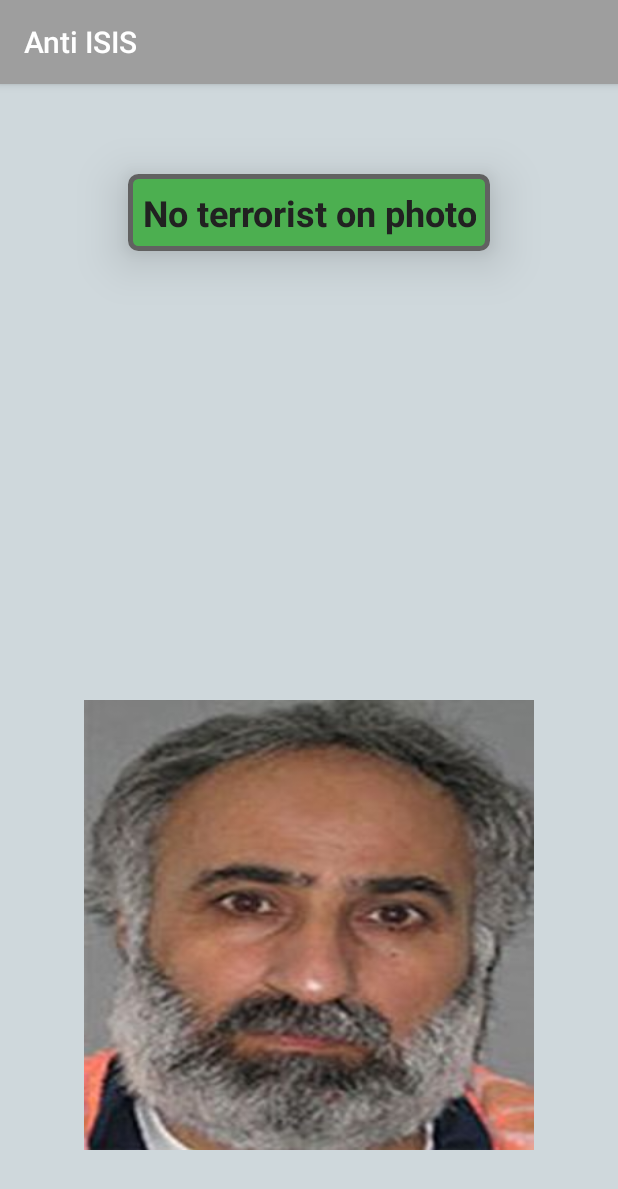
After one commit to dmitrysenkovich/ISISAlarm, an Android app: the NotDetectedActivity screen opened directly, with no data from a screen before it, on a phone screen of 412 x 824 dp. The commit adds this screen. Shown: the top 1189 px of the screen. Run offline under Robolectric (Android 15) with nearby library versions, the phone set to English and light mode, and no system bars.

Commit message:
added terrorists web pages

```diff
--- a/app/src/main/AndroidManifest.xml
+++ b/app/src/main/AndroidManifest.xml
@@ -3,7 +3,9 @@
     package="com.bottles.five.isisalarm" >
 
     <uses-permission android:name="android.permission.WRITE_EXTERNAL_STORAGE" />
+
     <uses-feature android:name="android.hardware.camera" />
+
     <uses-permission android:name="android.permission.INTERNET" />
     <uses-permission android:name="android.permission.CALL_PHONE" />
 
@@ -27,6 +29,10 @@
         </activity>
         <activity android:name=".AboutActivity" >
         </activity>
+        <activity android:name=".DetectedActivity" >
+        </activity>
+        <activity android:name=".NotDetectedActivity" >
+        </activity>
     </application>
 
 </manifest>
--- /dev/null
+++ b/app/src/main/java/com/bottles/five/isisalarm/NotDetectedActivity.java
@@ -0,0 +1,22 @@
+package com.bottles.five.isisalarm;
+
+import android.os.Bundle;
+import android.support.v7.app.AppCompatActivity;
+import android.widget.ImageView;
+
+public class NotDetectedActivity extends AppCompatActivity {
+    ImageView imageView;
+
+    @Override
+    protected void onCreate(Bundle savedInstanceState) {
+        super.onCreate(savedInstanceState);
+        setContentView(R.layout.activity_not_detected);
+
+        /*Bundle b = getIntent().getExtras();
+        String filename = b.getString("filename");
+
+        imageView = (ImageView) findViewById(R.id.not_detected_image);
+        Bitmap file = StorageUtils.getPhotoByName(filename);
+        imageView.setImageBitmap(file);*/
+    }
+}
--- /dev/null
+++ b/app/src/main/res/drawable/not_detected_rounded_corner.xml
@@ -0,0 +1,30 @@
+<?xml version="1.0" encoding="utf-8"?>
+<shape
+    xmlns:android="http://schemas.android.com/apk/res/android"
+    android:shape="rectangle" >
+
+    <!-- view background color -->
+    <solid
+        android:color="@color/green" >
+    </solid>
+
+    <!-- view border color and width -->
+    <stroke
+        android:width="3dp"
+        android:color="@color/colorPrimaryDark" >
+    </stroke>
+
+    <!-- If you want to add some padding -->
+    <padding
+        android:left="4dp"
+        android:top="4dp"
+        android:right="4dp"
+        android:bottom="4dp"    >
+    </padding>
+
+    <!-- Here is the corner radius -->
+    <corners
+        android:radius="5dp"   >
+    </corners>
+
+</shape>
--- /dev/null
+++ b/app/src/main/res/layout/activity_not_detected.xml
@@ -0,0 +1,47 @@
+<?xml version="1.0" encoding="utf-8"?>
+<RelativeLayout xmlns:android="http://schemas.android.com/apk/res/android"
+    xmlns:tools="http://schemas.android.com/tools"
+    android:layout_width="match_parent"
+    android:layout_height="match_parent"
+    android:paddingLeft="@dimen/activity_horizontal_margin"
+    android:paddingRight="@dimen/activity_horizontal_margin"
+    android:paddingTop="@dimen/activity_vertical_margin"
+    android:paddingBottom="@dimen/activity_vertical_margin"
+    android:background="@color/detectedBackground"
+    tools:context="com.bottles.five.isisalarm.DetectedActivity">
+
+    <LinearLayout
+        android:layout_width="wrap_content"
+        android:layout_height="wrap_content"
+        android:background="@drawable/not_detected_rounded_corner"
+        android:elevation="20dp"
+        android:layout_alignParentTop="true"
+        android:layout_centerHorizontal="true"
+        android:layout_marginTop="44dp">
+
+        <TextView
+            android:layout_width="match_parent"
+            android:layout_height="match_parent"
+            android:text="@string/not_detected"
+            android:id="@+id/not_detected_textview"
+            android:textColor="@color/colorPrimaryText"
+            android:textStyle="bold"
+            android:textSize="24dp"
+            android:gravity="center"
+            android:padding="5dp"/>
+
+    </LinearLayout>
+
+    <ImageView
+        android:layout_width="300dp"
+        android:layout_height="300dp"
+        android:id="@+id/not_detected_imageview"
+        android:src="@drawable/abu_ala_al_afri"
+        android:adjustViewBounds="true"
+        android:scaleType="fitXY"
+        android:elevation="20dp"
+        android:layout_alignParentBottom="true"
+        android:layout_centerHorizontal="true"
+        android:layout_marginBottom="41dp" />
+
+</RelativeLayout>
--- a/app/src/main/res/values/colors.xml
+++ b/app/src/main/res/values/colors.xml
@@ -8,4 +8,7 @@
     <color name="colorSecondaryText">#727272</color>
     <color name="icons">#212121</color>
     <color name="divider">#B6B6B6</color>
+    <color name="detectedBackground">#CFD8DC</color>
+    <color name="red">#F44336</color>
+    <color name="green">#4CAF50</color>
 </resources>
--- a/app/src/main/res/values/strings.xml
+++ b/app/src/main/res/values/strings.xml
@@ -29,4 +29,8 @@
     <string name="second_header">We care about you!</string>
     <string name="copyright">Copyright © 2015 FiveBottlesDriven</string>
     <string name="rights">All rights reserved</string>
+
+    <!-- Detected -->
+    <string name="not_detected">No terrorist on photo</string>
+    <string name="detected">Terrorist {0} detected!!!</string>
 </resources>
```
Also changed, not shown: app/src/main/java/com/bottles/five/isisalarm/DetectedActivity.java (added, +37 -0 lines), app/src/main/java/com/bottles/five/isisalarm/MainActivity.java (+2 -8 lines), app/src/main/java/com/bottles/five/isisalarm/call/CallUtils.java (added, +20 -0 lines), app/src/main/java/com/bottles/five/isisalarm/mapping/MappingUtils.java (added, +24 -0 lines), app/src/main/java/com/bottles/five/isisalarm/parser/ParserUtils.java (added, +25 -0 lines), app/src/main/res/drawable/detected_rounded_corner.xml (added, +30 -0 lines), app/src/main/res/drawable/raised_button.xml (added, +10 -0 lines), app/src/main/res/layout/activity_detected.xml (added, +54 -0 lines), app/src/main/res/xml/id_to_terrorist_image.xml (added, +14 -0 lines), app/src/main/res/xml/id_to_terrorist_name.xml (added, +14 -0 lines).
